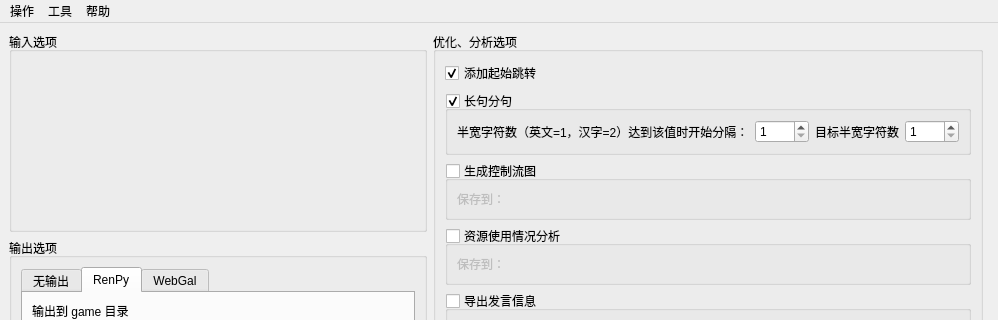
PrepPipe/preppipe_gui, file mainwindow.ui: the form before one commit; both pictures show x 0 to 998 and y 0 to 320 of the 998 by 702 pixel window.
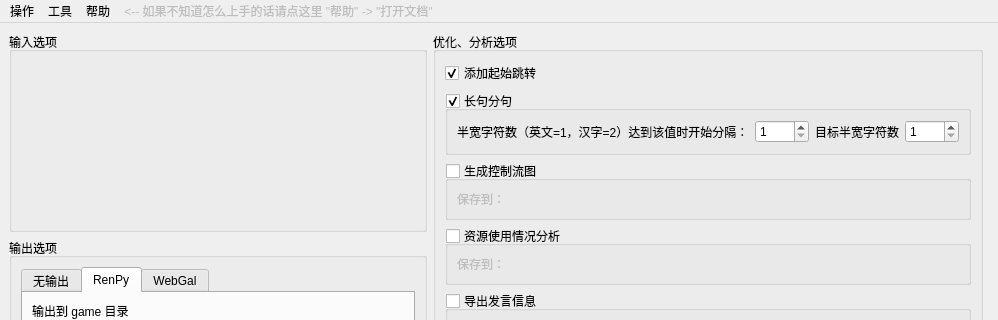
The form after the commit. Custom widgets are drawn as their Qt base class.

```diff
--- a/mainwindow.ui
+++ b/mainwindow.ui
@@ -565,9 +565,18 @@
     </property>
     <addaction name="actionDocs"/>
    </widget>
+   <widget class="QMenu" name="menuDummyHelp">
+    <property name="enabled">
+     <bool>false</bool>
+    </property>
+    <property name="title">
+     <string>&lt;-- 如果不知道怎么上手的话请点这里 &quot;帮助&quot; -&gt; &quot;打开文档&quot;</string>
+    </property>
+   </widget>
    <addaction name="operationMenu"/>
    <addaction name="toolMenu"/>
    <addaction name="helpMenu"/>
+   <addaction name="menuDummyHelp"/>
   </widget>
   <widget class="QStatusBar" name="statusbar"/>
   <action name="actionTranslationExport">
```
